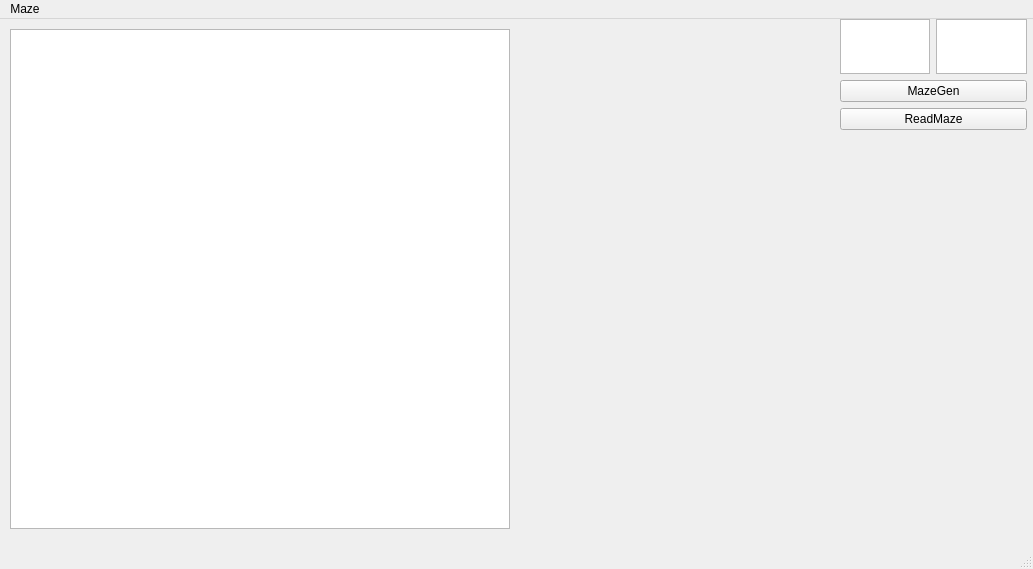
Qt form src/View/mainwindow.ui (sugarlic/Maze) before a commit.
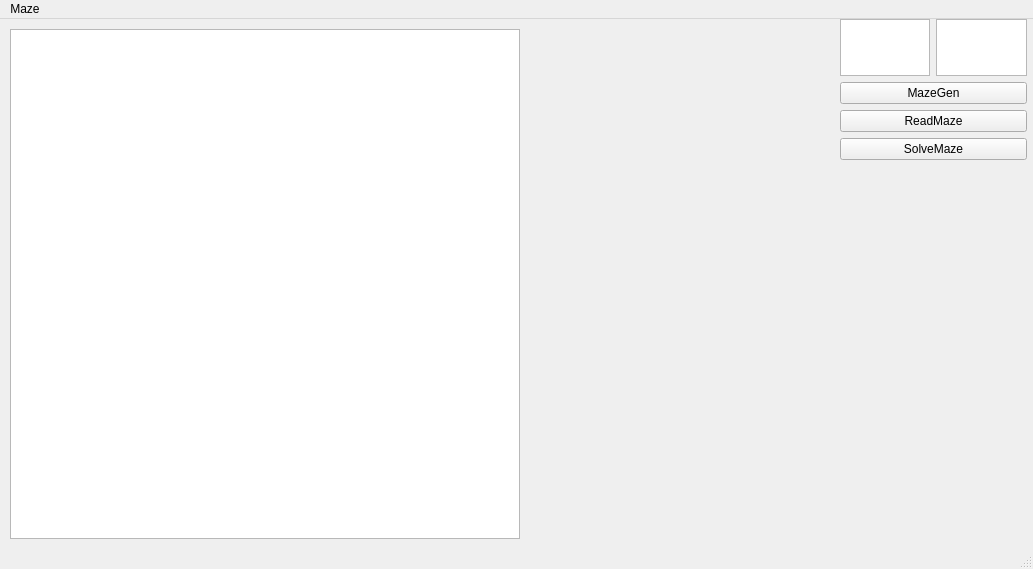
The same form after that commit.

Diff of the .ui file:
```diff
--- a/src/View/mainwindow.ui
+++ b/src/View/mainwindow.ui
@@ -19,8 +19,8 @@
      <rect>
       <x>10</x>
       <y>10</y>
-      <width>500</width>
-      <height>500</height>
+      <width>510</width>
+      <height>510</height>
      </rect>
     </property>
     <property name="backgroundBrush">
@@ -48,7 +48,7 @@
       <x>840</x>
       <y>0</y>
       <width>187</width>
-      <height>111</height>
+      <height>141</height>
      </rect>
     </property>
     <layout class="QGridLayout" name="gridLayout">
@@ -72,6 +72,19 @@
        </property>
       </widget>
      </item>
+     <item row="0" column="0">
+      <widget class="QTextEdit" name="textEdit_rows"/>
+     </item>
+     <item row="0" column="1">
+      <widget class="QTextEdit" name="textEdit_cols"/>
+     </item>
+     <item row="3" column="0" colspan="2">
+      <widget class="QPushButton" name="pushButton_Maze_Solve">
+       <property name="text">
+        <string>SolveMaze</string>
+       </property>
+      </widget>
+     </item>
     </layout>
    </widget>
   </widget>
```
Left out of the diff: 6 changed lines with no effect on the pictures.
